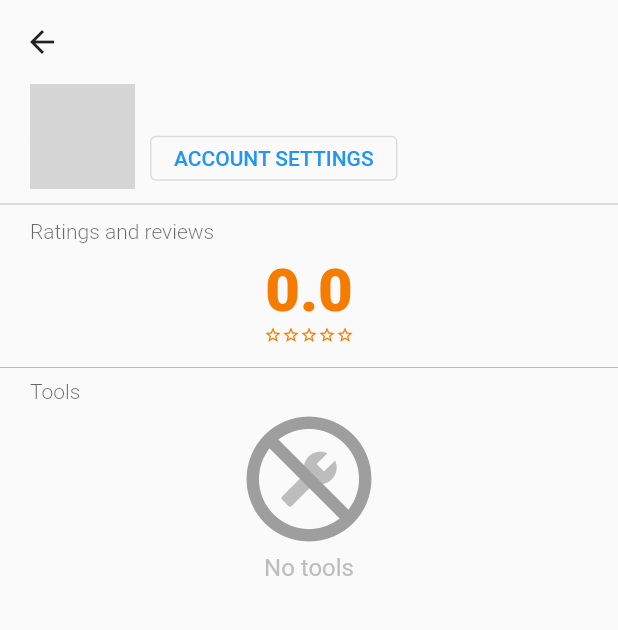
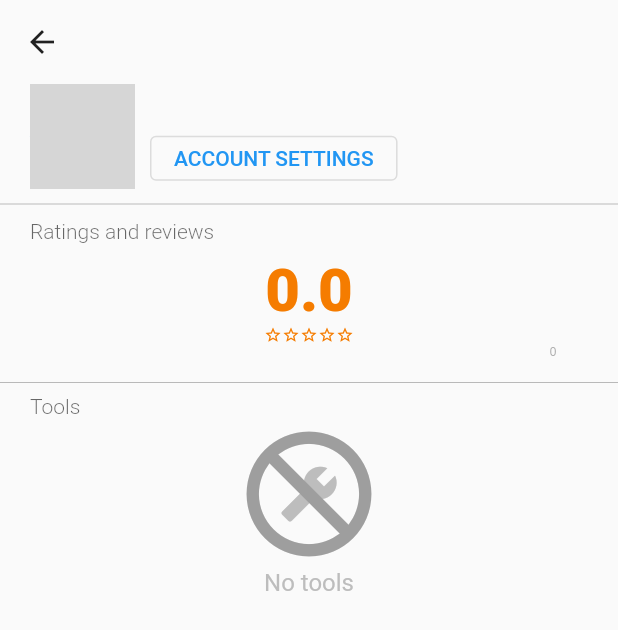
Before and after one commit to ElforL/rentool, a Flutter app: the UserScreen screen opened directly with empty values, on a phone screen of 412 x 824 dp. Shown: the top 630 px of the screen. Run offline on Flutter 3.47's test engine with Material 2 defaults, Android fonts, the phone set to English and light mode, and no system bars; our stand-ins replace chewie, cloud_firestore, cloud_functions, device_info_plus, file_picker, firebase_auth and 9 more; missing offline and left inert: flutter_facebook_auth, video_thumbnail; accounts and stored records are empty; generated files the repository leaves out were written again; network calls fail; grey boxes are pictures that could not be loaded.

Commit message:
📝 add number of reviews to RatingDisplay

```diff
--- a/lib/screens/user_screen.dart
+++ b/lib/screens/user_screen.dart
@@ -153,6 +153,7 @@ class _UserScreenState extends State<UserScreen> {
                           Expanded(
                             child: RatingDisplay(
                               rating: user!.rating,
+                              numberOfReview: user!.numOfReviews,
                               color: Colors.orange.shade700,
                               onTap: () {
                                 Navigator.of(context).pushNamed(
--- a/lib/widgets/rating.dart
+++ b/lib/widgets/rating.dart
@@ -4,12 +4,14 @@ class RatingDisplay extends StatelessWidget {
   const RatingDisplay({
     Key? key,
     required this.rating,
+    required this.numberOfReview,
     this.color,
     this.onTap,
   }) : super(key: key);
 
   final double rating;
   final Color? color;
+  final int numberOfReview;
   final void Function()? onTap;
 
   @override
@@ -43,7 +45,18 @@ class RatingDisplay extends StatelessWidget {
                   emptyColor: color,
                 ),
               ),
-            )
+            ),
+            Container(
+              padding: const EdgeInsets.symmetric(horizontal: 8),
+              alignment: AlignmentDirectional.topEnd,
+              child: Text(
+                numberOfReview.toString(),
+                textScaleFactor: .6,
+                style: TextStyle(
+                  color: Theme.of(context).colorScheme.onSurface.withAlpha(100),
+                ),
+              ),
+            ),
           ],
         ),
       ),
```
